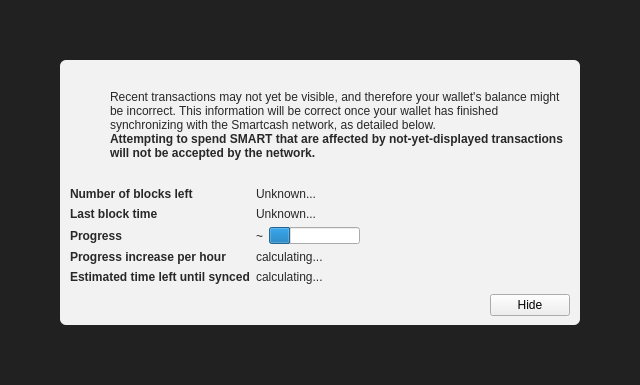
Qt form src/qt/forms/modaloverlay.ui (Mythicaler/Smartcoin-core) before a commit.
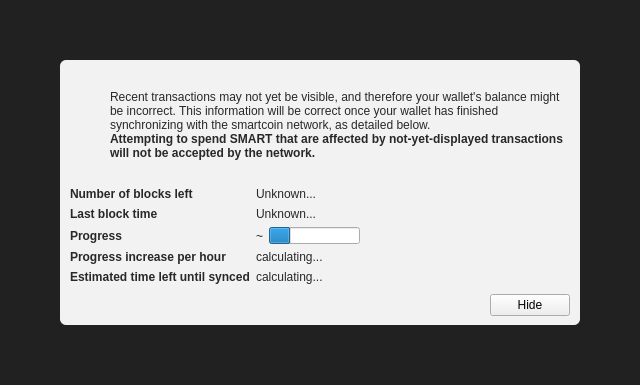
The same form after that commit. Icons and pictures are not drawn. Custom widgets are drawn as their Qt base class.

What changed in the file:
```diff
--- a/src/qt/forms/modaloverlay.ui
+++ b/src/qt/forms/modaloverlay.ui
@@ -130,7 +130,7 @@
              <item>
               <widget class="QLabel" name="infoText">
                <property name="text">
-                <string>Recent transactions may not yet be visible, and therefore your wallet's balance might be incorrect. This information will be correct once your wallet has finished synchronizing with the Smartcash network, as detailed below.</string>
+                <string>Recent transactions may not yet be visible, and therefore your wallet's balance might be incorrect. This information will be correct once your wallet has finished synchronizing with the smartcoin network, as detailed below.</string>
                </property>
                <property name="textFormat">
                 <enum>Qt::RichText</enum>
```
